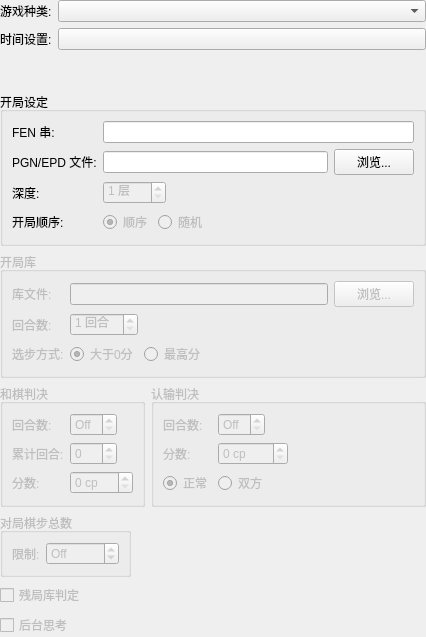
Before: the Qt Designer form projects/gui/ui/gamesettingswidget.ui in leedavid/GGguiX, drawn with Qt 5.
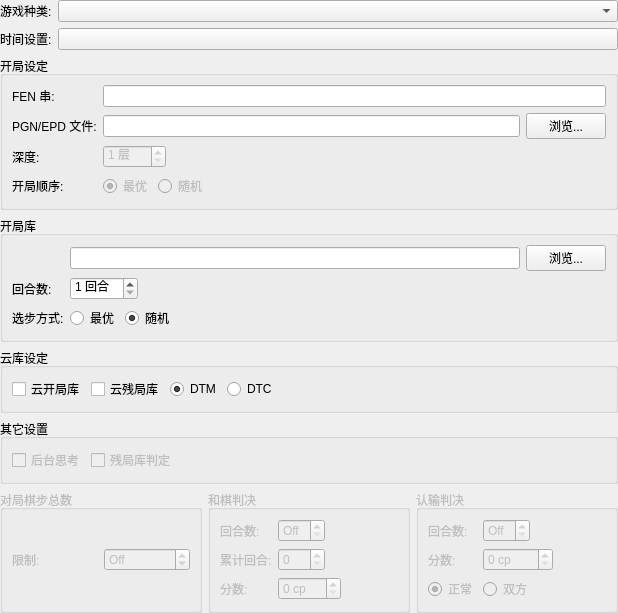
After: the same form once the commit is applied.

```diff
--- a/projects/gui/ui/gamesettingswidget.ui
+++ b/projects/gui/ui/gamesettingswidget.ui
@@ -6,8 +6,8 @@
    <rect>
     <x>0</x>
     <y>0</y>
-    <width>426</width>
-    <height>637</height>
+    <width>618</width>
+    <height>583</height>
    </rect>
   </property>
   <property name="windowTitle">
@@ -28,9 +28,12 @@
    </property>
    <item>
     <layout class="QFormLayout" name="formLayout_2">
-     <item row="1" column="1">
-      <widget class="QComboBox" name="m_variantCombo"/>
-     </item>
+     <property name="sizeConstraint">
+      <enum>QLayout::SetFixedSize</enum>
+     </property>
+     <property name="fieldGrowthPolicy">
+      <enum>QFormLayout::AllNonFixedFieldsGrow</enum>
+     </property>
      <item row="1" column="0">
       <widget class="QLabel" name="m_variantLabel">
        <property name="text">
@@ -41,12 +44,8 @@
        </property>
       </widget>
      </item>
-     <item row="2" column="1">
-      <widget class="QPushButton" name="m_timeControlBtn">
-       <property name="text">
-        <string/>
-       </property>
-      </widget>
+     <item row="1" column="1">
+      <widget class="QComboBox" name="m_variantCombo"/>
      </item>
      <item row="2" column="0">
       <widget class="QLabel" name="m_timeControlLabel">
@@ -58,6 +57,13 @@
        </property>
       </widget>
      </item>
+     <item row="2" column="1">
+      <widget class="QPushButton" name="m_timeControlBtn">
+       <property name="text">
+        <string/>
+       </property>
+      </widget>
+     </item>
     </layout>
    </item>
    <item>
@@ -114,11 +120,14 @@
            <bool>false</bool>
           </property>
           <property name="text">
-           <string>顺序</string>
+           <string>最优</string>
           </property>
           <property name="checked">
            <bool>true</bool>
           </property>
+          <property name="autoExclusive">
+           <bool>true</bool>
+          </property>
          </widget>
         </item>
         <item>
@@ -129,6 +138,9 @@
           <property name="text">
            <string>随机</string>
           </property>
+          <property name="checked">
+           <bool>false</bool>
+          </property>
          </widget>
         </item>
         <item>
@@ -192,7 +204,7 @@
    <item>
     <widget class="QGroupBox" name="m_openingBookGroup">
      <property name="enabled">
-      <bool>false</bool>
+      <bool>true</bool>
      </property>
      <property name="title">
       <string>开局库</string>
@@ -201,16 +213,6 @@
       <property name="fieldGrowthPolicy">
        <enum>QFormLayout::ExpandingFieldsGrow</enum>
       </property>
-      <item row="0" column="0">
-       <widget class="QLabel" name="m_polyglotFileLabel">
-        <property name="text">
-         <string>库文件:</string>
-        </property>
-        <property name="buddy">
-         <cstring>m_polyglotFileEdit</cstring>
-        </property>
-       </widget>
-      </item>
       <item row="0" column="1">
        <layout class="QHBoxLayout" name="horizontalLayout_4">
         <item>
@@ -227,6 +229,9 @@
       </item>
       <item row="1" column="0">
        <widget class="QLabel" name="m_polyglotDepthLabel">
+        <property name="enabled">
+         <bool>true</bool>
+        </property>
         <property name="text">
          <string>回合数:</string>
         </property>
@@ -238,7 +243,7 @@
       <item row="1" column="1">
        <widget class="QSpinBox" name="m_polyglotDepthSpin">
         <property name="enabled">
-         <bool>false</bool>
+         <bool>true</bool>
         </property>
         <property name="suffix">
          <string> 回合</string>
@@ -248,8 +253,11 @@
         </property>
        </widget>
       </item>
-      <item row="2" column="0">
+      <item row="3" column="0">
        <widget class="QLabel" name="m_polyglotAccessMode">
+        <property name="enabled">
+         <bool>true</bool>
+        </property>
         <property name="text">
          <string>选步方式:</string>
         </property>
@@ -258,37 +266,37 @@
         </property>
        </widget>
       </item>
-      <item row="2" column="1">
+      <item row="3" column="1">
        <layout class="QHBoxLayout" name="horizontalLayout_5">
+        <item>
+         <widget class="QRadioButton" name="m_BesMoveRadio">
+          <property name="enabled">
+           <bool>true</bool>
+          </property>
+          <property name="toolTip">
+           <string>自动选择最高的评分走棋</string>
+          </property>
+          <property name="text">
+           <string>最优</string>
+          </property>
+         </widget>
+        </item>
         <item>
          <widget class="QRadioButton" name="m_ramAccessRadio">
           <property name="enabled">
-           <bool>false</bool>
+           <bool>true</bool>
           </property>
           <property name="toolTip">
            <string>随便选择大于0分的棋步</string>
           </property>
           <property name="text">
-           <string>大于0分</string>
+           <string>随机</string>
           </property>
           <property name="checked">
            <bool>true</bool>
           </property>
          </widget>
         </item>
-        <item>
-         <widget class="QRadioButton" name="m_diskAccessRadio">
-          <property name="enabled">
-           <bool>false</bool>
-          </property>
-          <property name="toolTip">
-           <string>自动选择最高的评分走棋</string>
-          </property>
-          <property name="text">
-           <string>最高分</string>
-          </property>
-         </widget>
-        </item>
         <item>
          <spacer name="horizontalSpacer_2">
           <property name="orientation">
@@ -308,11 +316,157 @@
     </widget>
    </item>
    <item>
-    <layout class="QFormLayout" name="formLayout_6">
-     <property name="fieldGrowthPolicy">
-      <enum>QFormLayout::AllNonFixedFieldsGrow</enum>
+    <widget class="QGroupBox" name="groupBox">
+     <property name="title">
+      <string>云库设定</string>
      </property>
-     <item row="1" column="0">
+     <layout class="QVBoxLayout" name="verticalLayout_2">
+      <item>
+       <layout class="QHBoxLayout" name="horizontalLayout_9">
+        <item>
+         <widget class="QCheckBox" name="checkBoxUseYunOpengame">
+          <property name="text">
+           <string>云开局库</string>
+          </property>
+         </widget>
+        </item>
+        <item>
+         <widget class="QCheckBox" name="checkBoxUseYunEndgame">
+          <property name="text">
+           <string>云残局库</string>
+          </property>
+         </widget>
+        </item>
+        <item>
+         <widget class="QRadioButton" name="radioButtonYunDTM">
+          <property name="text">
+           <string>DTM</string>
+          </property>
+          <property name="checked">
+           <bool>true</bool>
+          </property>
+         </widget>
+        </item>
+        <item>
+         <widget class="QRadioButton" name="radioButtonYunDTC">
+          <property name="text">
+           <string>DTC</string>
+          </property>
+          <property name="checked">
+           <bool>false</bool>
+          </property>
+         </widget>
+        </item>
+        <item>
+         <spacer name="horizontalSpacer_3">
+          <property name="orientation">
+           <enum>Qt::Horizontal</enum>
+          </property>
+          <property name="sizeHint" stdset="0">
+           <size>
+            <width>40</width>
+            <height>20</height>
+           </size>
+          </property>
+         </spacer>
+        </item>
+       </layout>
+      </item>
+     </layout>
+    </widget>
+   </item>
+   <item>
+    <widget class="QGroupBox" name="groupBox_2">
+     <property name="title">
+      <string>其它设置</string>
+     </property>
+     <layout class="QHBoxLayout" name="horizontalLayout_8">
+      <item>
+       <widget class="QCheckBox" name="m_ponderingCheck">
+        <property name="enabled">
+         <bool>false</bool>
+        </property>
+        <property name="text">
+         <string>后台思考</string>
+        </property>
+       </widget>
+      </item>
+      <item>
+       <widget class="QCheckBox" name="m_tbCheck">
+        <property name="enabled">
+         <bool>false</bool>
+        </property>
+        <property name="text">
+         <string>残局库判定</string>
+        </property>
+       </widget>
+      </item>
+      <item>
+       <spacer name="horizontalSpacer_4">
+        <property name="orientation">
+         <enum>Qt::Horizontal</enum>
+        </property>
+        <property name="sizeHint" stdset="0">
+         <size>
+          <width>40</width>
+          <height>20</height>
+         </size>
+        </property>
+       </spacer>
+      </item>
+     </layout>
+    </widget>
+   </item>
+   <item>
+    <layout class="QHBoxLayout" name="horizontalLayout_7">
+     <item>
+      <widget class="QGroupBox" name="m_gameLengthGroup">
+       <property name="enabled">
+        <bool>false</bool>
+       </property>
+       <property name="title">
+        <string>对局棋步总数</string>
+       </property>
+       <layout class="QHBoxLayout" name="horizontalLayout">
+        <item>
+         <widget class="QLabel" name="m_maxGameLengthLabel">
+          <property name="text">
+           <string>限制:</string>
+          </property>
+         </widget>
+        </item>
+        <item>
+         <widget class="QSpinBox" name="m_maxGameLengthSpin">
+          <property name="toolTip">
+           <string>对局达到限定棋步后，强制判和。</string>
+          </property>
+          <property name="toolTipDuration">
+           <number>-1</number>
+          </property>
+          <property name="wrapping">
+           <bool>true</bool>
+          </property>
+          <property name="specialValueText">
+           <string>Off</string>
+          </property>
+          <property name="suffix">
+           <string>  步</string>
+          </property>
+          <property name="minimum">
+           <number>0</number>
+          </property>
+          <property name="maximum">
+           <number>5000</number>
+          </property>
+          <property name="value">
+           <number>0</number>
+          </property>
+         </widget>
+        </item>
+       </layout>
+      </widget>
+     </item>
+     <item>
       <widget class="QGroupBox" name="m_drawAdjudicationGroup">
        <property name="enabled">
         <bool>false</bool>
@@ -405,11 +559,17 @@
        </layout>
       </widget>
      </item>
-     <item row="1" column="1">
+     <item>
       <widget class="QGroupBox" name="m_resignAdjudicationGroup">
        <property name="enabled">
         <bool>false</bool>
        </property>
+       <property name="sizePolicy">
+        <sizepolicy hsizetype="Preferred" vsizetype="Fixed">
+         <horstretch>0</horstretch>
+         <verstretch>0</verstretch>
+        </sizepolicy>
+       </property>
        <property name="toolTip">
         <string/>
        </property>
@@ -504,75 +664,8 @@
        </layout>
       </widget>
      </item>
-     <item row="2" column="0">
-      <widget class="QGroupBox" name="m_gameLengthGroup">
-       <property name="enabled">
-        <bool>false</bool>
-       </property>
-       <property name="title">
-        <string>对局棋步总数</string>
-       </property>
-       <layout class="QHBoxLayout" name="horizontalLayout">
-        <item>
-         <widget class="QLabel" name="m_maxGameLengthLabel">
-          <property name="text">
-           <string>限制:</string>
-          </property>
-         </widget>
-        </item>
-        <item>
-         <widget class="QSpinBox" name="m_maxGameLengthSpin">
-          <property name="toolTip">
-           <string>对局达到限定棋步后，强制判和。</string>
-          </property>
-          <property name="toolTipDuration">
-           <number>-1</number>
-          </property>
-          <property name="wrapping">
-           <bool>true</bool>
-          </property>
-          <property name="specialValueText">
-           <string>Off</string>
-          </property>
-          <property name="suffix">
-           <string>  步</string>
-          </property>
-          <property name="minimum">
-           <number>0</number>
-          </property>
-          <property name="maximum">
-           <number>5000</number>
-          </property>
-          <property name="value">
-           <number>0</number>
-          </property>
-         </widget>
-        </item>
-       </layout>
-      </widget>
-     </item>
     </layout>
    </item>
-   <item>
-    <widget class="QCheckBox" name="m_tbCheck">
-     <property name="enabled">
-      <bool>false</bool>
-     </property>
-     <property name="text">
-      <string>残局库判定</string>
-     </property>
-    </widget>
-   </item>
-   <item>
-    <widget class="QCheckBox" name="m_ponderingCheck">
-     <property name="enabled">
-      <bool>false</bool>
-     </property>
-     <property name="text">
-      <string>后台思考</string>
-     </property>
-    </widget>
-   </item>
   </layout>
  </widget>
  <resources/>
```
